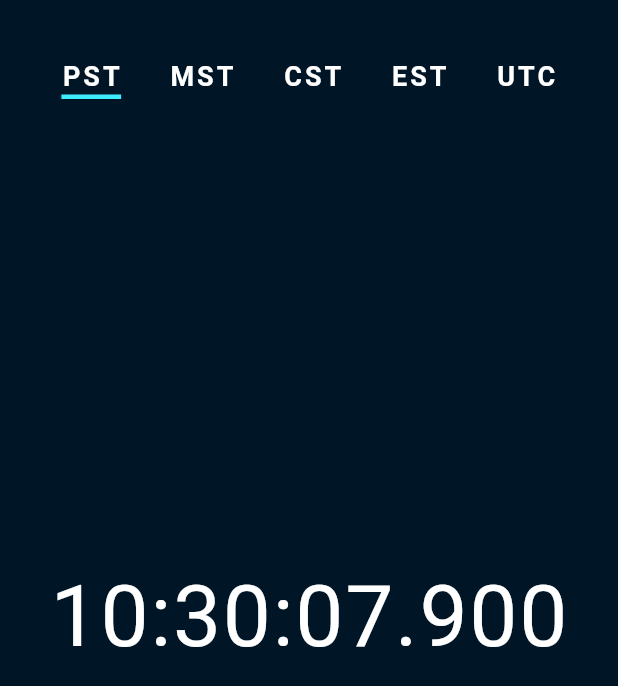
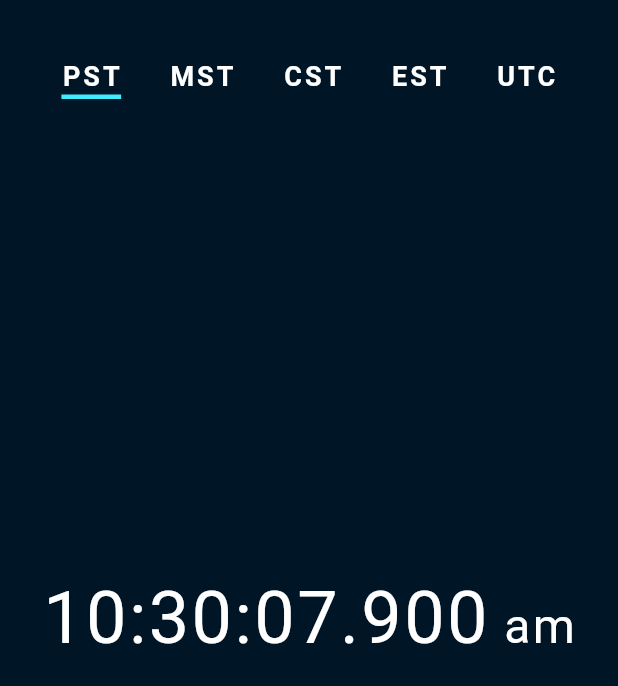
Before and after one commit to benweschler/precise_clock, a Flutter app: the screen it shows after launch, on a phone screen of 412 x 824 dp. Shown: the top 686 px of the screen. Run offline on Flutter 3.47's test engine with Material 3 defaults, Android fonts, the phone set to English and light mode, and no system bars; drawn by our look-alikes of flutter_animate.

Commit message:
Added am/pm.

```diff
--- a/lib/clock.dart
+++ b/lib/clock.dart
@@ -21,7 +21,7 @@ class _ClockState extends State<Clock> {
     super.initState();
     _timer = Timer.periodic(
       const Duration(milliseconds: 1),
-          (_) => setState(() {}),
+      (_) => setState(() {}),
     );
   }
 
@@ -44,25 +44,31 @@ class _ClockState extends State<Clock> {
 
   @override
   Widget build(BuildContext context) {
+    final textSpan = TextSpan(children: [
+      TextSpan(
+        text: formatTime(DateTime.now()),
+        style: const TextStyle(color: Colors.white, fontSize: 30),
+      ),
+      TextSpan(
+        text: DateTime.now().hour < 12 ? ' am' : ' pm',
+        style: const TextStyle(color: Colors.white, fontSize: 20),
+      ),
+    ]);
+
     final textPainter = TextPainter(
-      text: TextSpan(
-        text: formatTime(DateTime.now()),
-        style: const TextStyle(color: Colors.white, fontSize: 50),
-      ),
+      text: textSpan,
       textDirection: TextDirection.ltr,
+      maxLines: 1,
     )..layout();
 
     return Center(
       child: LayoutBuilder(
         builder: (context, constraints) {
-          final scale = constraints.maxWidth / textPainter.size.width;
+          final scale = constraints.maxWidth / textPainter.width;
 
           return Transform.scale(
             scale: scale,
-            child: Text(
-              formatTime(DateTime.now()),
-              style: const TextStyle(color: Colors.white, fontSize: 50),
-            ),
+            child: Text.rich(textSpan),
           );
         },
       ),
```
